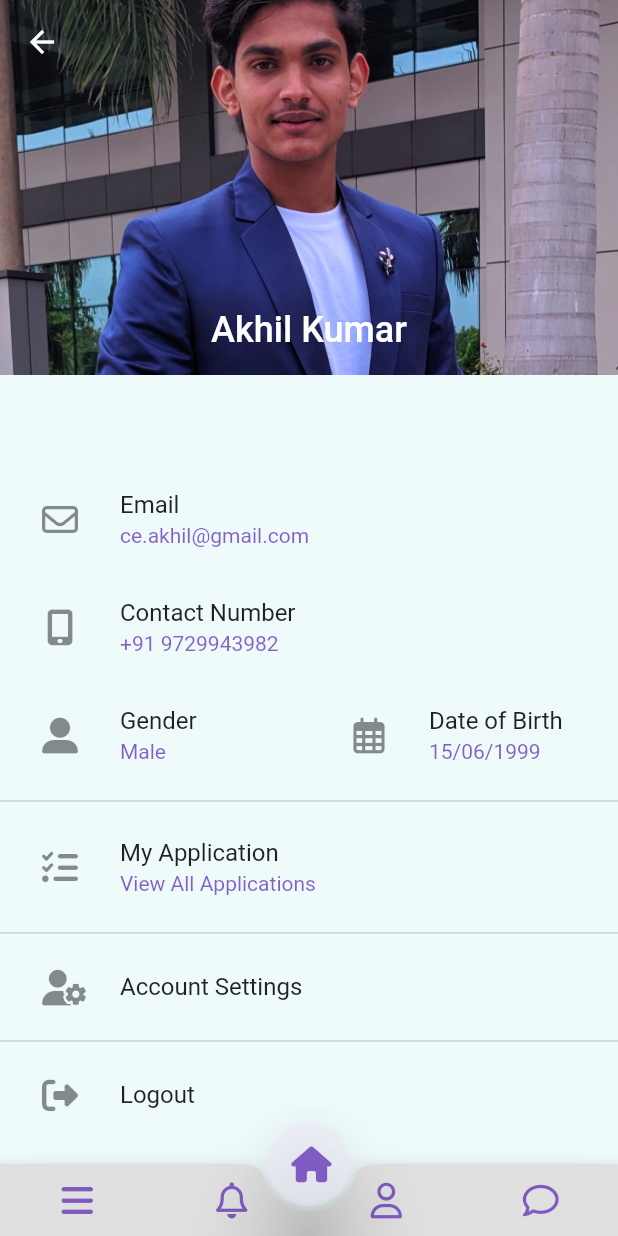
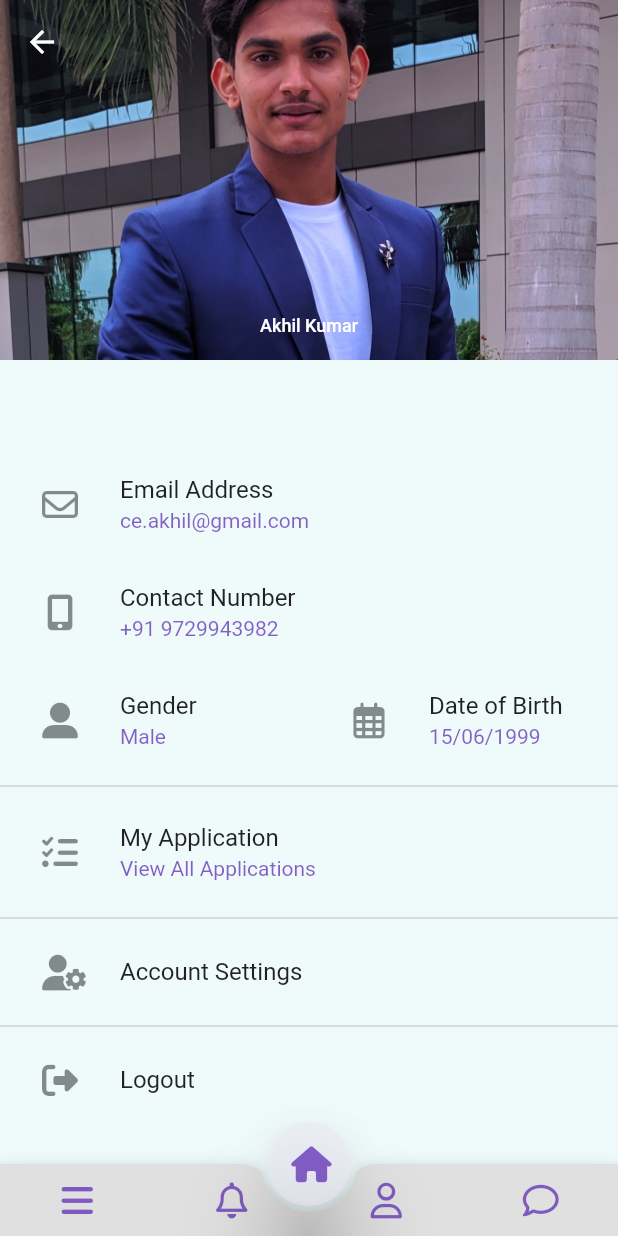
Before and after one commit to ce-akhil/Volunteer-Management-System, a Flutter app: the screen it shows after launch, item 3 of the bottom bar chosen, on a phone screen of 412 x 824 dp. Run offline on Flutter 3.47's test engine with Material 2 defaults, Android fonts, the phone set to English and light mode, and no system bars; our stand-ins replace bot_toast, font_awesome_flutter, responsive_grid.

Commit message:
Update profile.dart

```diff
--- a/lib/profile.dart
+++ b/lib/profile.dart
@@ -28,15 +28,15 @@ class _Profile extends State<Profile> {
           headerSliverBuilder: (BuildContext context, bool innerBoxIsScrolled) {
             return <Widget>[
               SliverAppBar(
-                expandedHeight: 250.0,
-                floating: false,
+                expandedHeight: 240.0,
+                floating: true,
                 pinned: true,
                 flexibleSpace: FlexibleSpaceBar(
                     centerTitle: true,
                     title: Text("Akhil Kumar",
                         style: TextStyle(
                           color: Colors.white,
-                          fontSize: 16.0,
+                          fontSize: 8.0,
                         )),
                     background: Image.asset(
                       "assets/image/ak_face.jpg",
@@ -55,7 +55,7 @@ class _Profile extends State<Profile> {
                     xs: 12,
                     child: SizedBox(
                       child: ListTile(
-                        title: Text('Email'),
+                        title: Text('Email Address'),
                         subtitle: Text('ce.akhil@gmail.com'),
                         leading: IconButton(
                           icon: Icon(FontAwesomeIcons.envelope),
```
